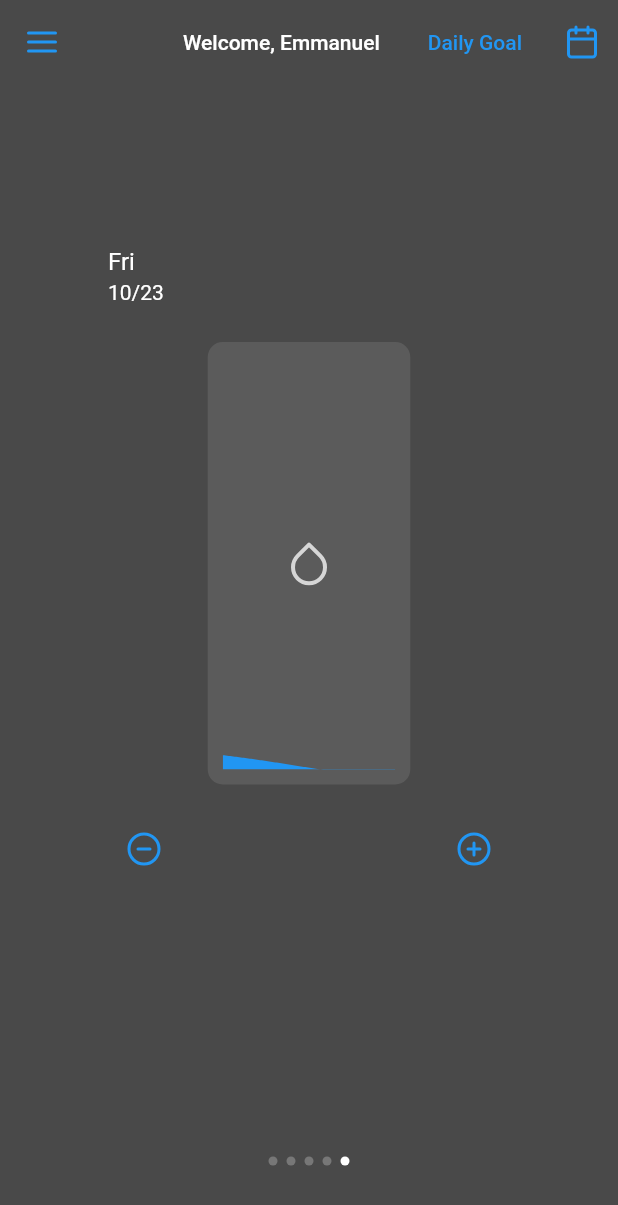
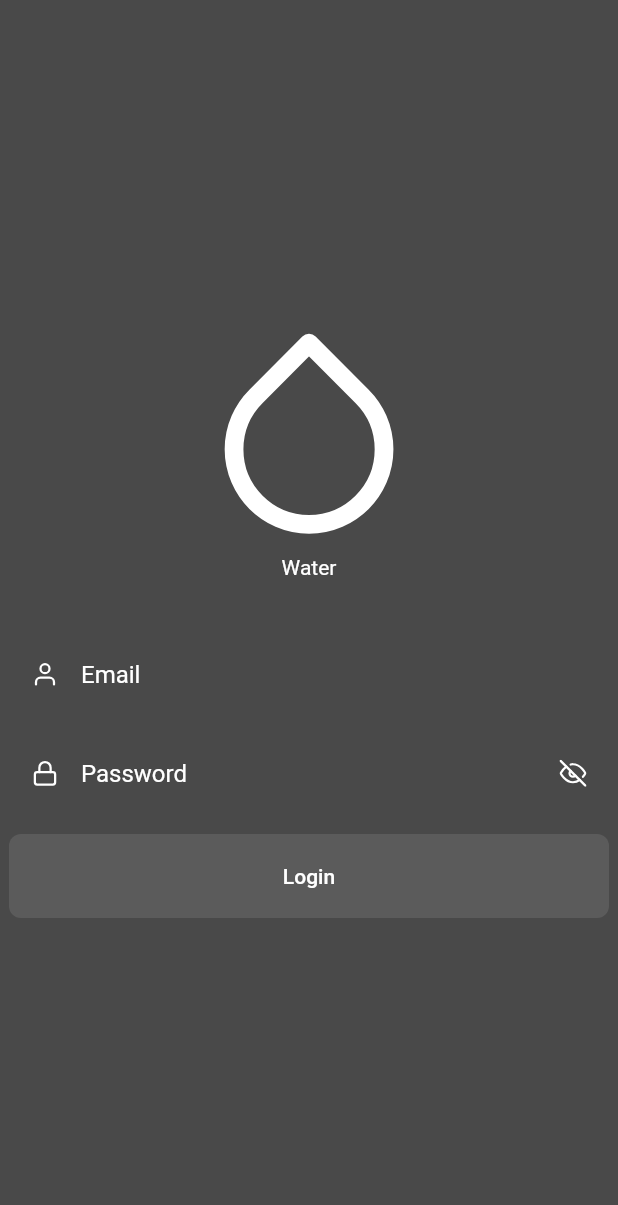
Before and after one commit to emmanuelrocha001/water, a Flutter app: the screen it shows after launch, on a phone screen of 412 x 824 dp. Shown: the top 1205 px of the screen. Run offline on Flutter 3.47's test engine with Material 2 defaults, Android fonts, the phone set to English and light mode, and no system bars; our stand-ins replace flushbar, flutter_vector_icons.

Commit message:
app color picker added

```diff
--- a/lib/main.dart
+++ b/lib/main.dart
@@ -1,5 +1,9 @@
 import 'package:flutter/material.dart';
+import 'package:provider/provider.dart';
+import './providers/water.dart';
+import './providers/color.dart';
 import 'package:water_tracker/screens/overview_screen.dart';
+import './screens/authentication_screen.dart';
 
 void main() {
   runApp(MyApp());
@@ -9,16 +13,43 @@ class MyApp extends StatelessWidget {
   // This widget is the root of your application.
   @override
   Widget build(BuildContext context) {
-    return MaterialApp(
-      debugShowCheckedModeBanner: false,
-      title: 'Flutter Demo',
-      theme: ThemeData(
-        primarySwatch: Colors.blue,
-        accentColor: Colors.black,
 
-        visualDensity: VisualDensity.adaptivePlatformDensity,
-      ),
-      home: OverviewScreen(),
+
+    return MultiProvider(
+      providers: [
+        ChangeNotifierProvider(
+        // use when new instance is created
+        create: (ctx) => Water(),),
+        ChangeNotifierProvider(
+        // use when new instance is created
+        create: (ctx) => AppColor(),),
+      ],
+
+      child: App(),
     );
   }
 }
+
+class App extends StatelessWidget {
+  @override
+  Widget build(BuildContext context) {
+    return Consumer<AppColor>(
+      builder: (context, color, child) => MaterialApp(
+        debugShowCheckedModeBanner: false,
+        title: 'Water',
+        theme: ThemeData(
+          primarySwatch: color.appColor,
+          accentColor: Colors.black,
+
+          visualDensity: VisualDensity.adaptivePlatformDensity,
+        ),
+        home: AuthenticationScreen(),
+
+        routes: {
+          AuthenticationScreen.routeName: (ctx) => AuthenticationScreen(),
+          OverviewScreen.routeName: (ctx) => OverviewScreen(),
+        },
+      ),
+    );
+  }
+}
--- /dev/null
+++ b/lib/providers/color.dart
@@ -0,0 +1,49 @@
+import 'package:flutter/material.dart';
+
+class AppColor with ChangeNotifier{
+
+  var _appColor = Colors.blue;
+  var _colorIndex = 0;
+
+  List<Color> _colors = [
+    Colors.blue,
+    Colors.red,
+    Colors.orange,
+    Colors.amber,
+    Colors.yellow,
+    Colors.lime,
+    Colors.teal,
+    Colors.cyan,
+    Colors.lightBlue,
+    Colors.lightGreen,
+    Colors.indigo,
+    Colors.purple,
+    Colors.deepPurple,
+    Colors.blueGrey,
+    Colors.grey,
+    Colors.green,
+    Colors.brown,
+    Colors.pink,
+  ];
+
+
+  Color get appColor {
+    return _appColor;
+  }
+
+  int get colorIndex {
+    return _colorIndex;
+  }
+
+  List<Color> get colors {
+    return [..._colors];
+  }
+
+
+  void setColor(int index) {
+    _appColor = _colors[index];
+    _colorIndex = index;
+    notifyListeners();
+  }
+
+}
--- /dev/null
+++ b/lib/screens/authentication_screen.dart
@@ -0,0 +1,16 @@
+import 'package:flutter/material.dart';
+import '../widgets/authentication/sign_in.dart';
+import '../app_colors.dart';
+
+class AuthenticationScreen extends StatelessWidget {
+
+  static const routeName = '/authentication';
+
+  @override
+  Widget build(BuildContext context) {
+    return Scaffold(
+      backgroundColor: AppColors.PRIMARY_DARK,
+      body: SignIn(),
+    );
+  }
+}
--- /dev/null
+++ b/lib/widgets/authentication/sign_in.dart
@@ -0,0 +1,178 @@
+import 'dart:math';
+import 'package:flutter/material.dart';
+import 'package:water_tracker/app_colors.dart';
+import 'package:flutter_vector_icons/flutter_vector_icons.dart';
+import '../../screens/overview_screen.dart';
+import '../general/loading.dart';
+
+
+class SignIn extends StatefulWidget {
+  @override
+  _SignInState createState() => _SignInState();
+}
+
+class _SignInState extends State<SignIn> {
+
+
+  final _formKey = GlobalKey<FormState>();
+  var _hidePassword = true;
+  var _loading = false;
+
+
+  void _login() {
+    setState(() {
+      _loading = true;
+    });
+    Navigator.of(context).pushReplacementNamed(OverviewScreen.routeName);
+  }
+
+  @override
+  Widget build(BuildContext context) {
+
+    final styleTheme = Theme.of(context);
+    final mediaQuery = MediaQuery.of(context);
+
+    return Center(
+
+      child: SingleChildScrollView(
+        child: Container(
+          // color: Colors.red,
+          width: min(400, mediaQuery.size.width),
+          height: 400,
+
+          child: Form(
+            key: _formKey,
+
+            child: Column(
+              mainAxisAlignment: MainAxisAlignment.center,
+              children: [
+                Column(
+                  children: [
+                    Icon(
+                      Feather.droplet,
+                      color: Colors.white,
+                      size: 150,
+                    ),
+                    Padding(
+                      padding: const EdgeInsets.all(8.0),
+                      child: Text(
+                        'Water',
+                        style: TextStyle(
+                          color: Colors.white,
+                        ),
+                      ),
+                    ),
+
+                    SizedBox(height: 30,),
+
+                    // email field
+                    TextFormField(
+                      style: TextStyle(
+                        color: Colors.white,
+                      ),
+                      decoration: InputDecoration(
+                        prefixIcon: Icon(
+                          Feather.user,
+                          color: Colors.white,
+                        ),
+                        hintText: 'Email',
+                        isDense: true,
+
+                        hintStyle: TextStyle(
+                          color: Colors.white,
+                        ),
+                        border: OutlineInputBorder(
+                          borderRadius: BorderRadius.circular(8),
+                          borderSide: BorderSide(color: styleTheme.primaryColor),
+                        ),
+                        enabledBorder: OutlineInputBorder(
+                          borderRadius: BorderRadius.circular(8),
+                          borderSide: BorderSide.none,
+                        ),
+                      ),
+                    ),
+
+                    SizedBox(height: 15,),
+
+
+                    // password field
+                    TextFormField(
+                      obscureText: _hidePassword,
+                      style: TextStyle(
+                        color: Colors.white,
+                      ),
+                      decoration: InputDecoration(
+                        prefixIcon: Icon(
+                          Feather.lock,
+                          color: Colors.white,
+                        ),
+                        suffixIcon: IconButton(
+                          icon: Icon(
+                            _hidePassword ? Feather.eye_off : Feather.eye,
+                            color: Colors.white,
+                          ),
+                          onPressed: () {
+                            setState(() {
+                              _hidePassword = !_hidePassword;
+                            });
+                          },
+                        ),
+                        hintText: 'Password',
+                        isDense: true,
+                        hintStyle: TextStyle(
+                          color: Colors.white,
+                        ),
+                        border: OutlineInputBorder(
+                          borderRadius: BorderRadius.circular(8),
+                          borderSide: BorderSide(color: styleTheme.primaryColor),
+                        ),
+                        enabledBorder: OutlineInputBorder(
+                          borderRadius: BorderRadius.circular(8),
+                          borderSide: BorderSide.none,
+                        ),
+                      ),
+                    ),
+                  ],
+                ),
+
+                SizedBox(height: 15,),
+
+                Container(
+                  decoration: BoxDecoration(
+                    color: AppColors.SECONDARY_DARK,
+                    borderRadius: BorderRadius.circular(8),
+                  ),
+                  child: ListTile(
+
+                    title: FlatButton(
+                      shape: RoundedRectangleBorder(
+                        // side: BorderSide(color: Colors.white70, width: 1),
+                        borderRadius: BorderRadius.circular(8),
+                      ),
+
+                      child: _loading ? Padding(
+                        padding: const EdgeInsets.all(0.0),
+                        child: Loading(),
+                      ) :
+                        Padding(
+                          padding: const EdgeInsets.all(10.0),
+                          child: Text('Login', style: TextStyle(color: Colors.white),),
+                        ),
+
+                      onPressed: () {
+                        _login();
+                      },
+                    ),
+                  ),
+                )
+
+
+
+              ],
+            ),
+          ),
+        ),
+      ),
+    );
+  }
+}
--- a/lib/widgets/button.dart
+++ /dev/null
@@ -1 +0,0 @@
-import 'package:flutter/material.dart';
--- a/lib/widgets/five_day/indicator.dart
+++ b/lib/widgets/five_day/indicator.dart
@@ -16,7 +16,7 @@ class Indicator extends StatelessWidget {
     return Container(
       // color: Colors.red,
       width: size*5,
-      height: 100,
+      height: 80,
       child: ListView.builder(
         scrollDirection: Axis.horizontal,
         itemCount: 5,
--- a/lib/widgets/wave.dart
+++ b/lib/widgets/wave.dart
@@ -128,7 +128,7 @@ class _WaveState extends State<Wave> with TickerProviderStateMixin{
                         ),
                         child: AnimatedContainer(
                             duration: Duration(seconds: 1),
-                            color: Colors.blue,
+                            color: styleTheme.primaryColor,
                             width: widget.size.width,
                             height: widget.size.height,
                         ),
--- a/pubspec.yaml
+++ b/pubspec.yaml
@@ -24,8 +24,10 @@ dependencies:
   flutter:
     sdk: flutter
   flutter_vector_icons: ^0.2.1
+  flushbar: ^1.10.4
   http: ^0.12.1
   intl: ^0.16.1
+  provider: ^4.1.2
 
 
   # The following adds the Cupertino Icons font to your application.
```
Also changed, not shown: lib/helper.dart (added, +156 -0 lines), lib/screens/overview_screen.dart (+11 -7 lines), lib/widgets/general/loading.dart (added, +33 -0 lines), lib/widgets/settings/color_picker.dart (added, +115 -0 lines), lib/widgets/settings/menu.dart (added, +51 -0 lines), flutter_01.png (added), pubspec.lock.
